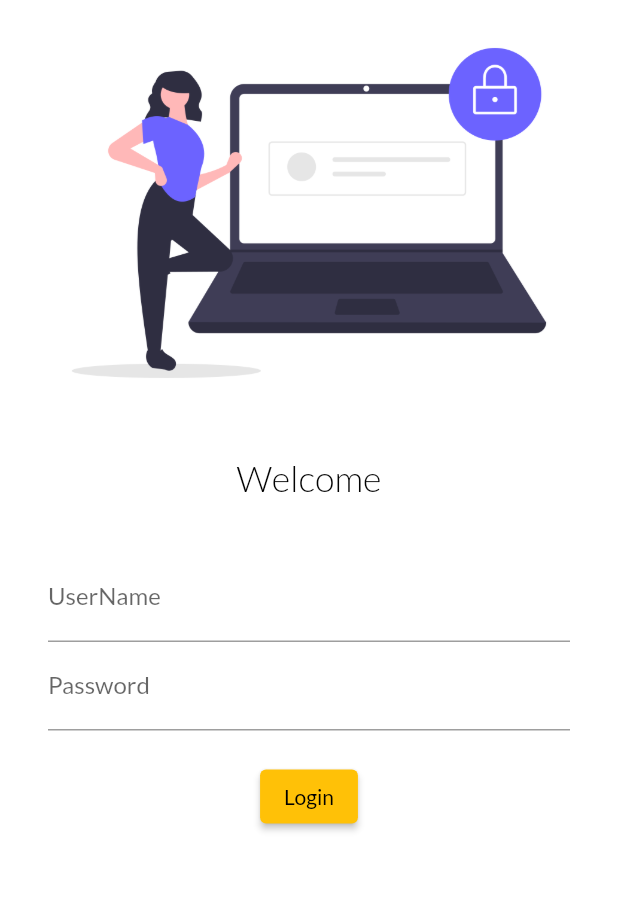
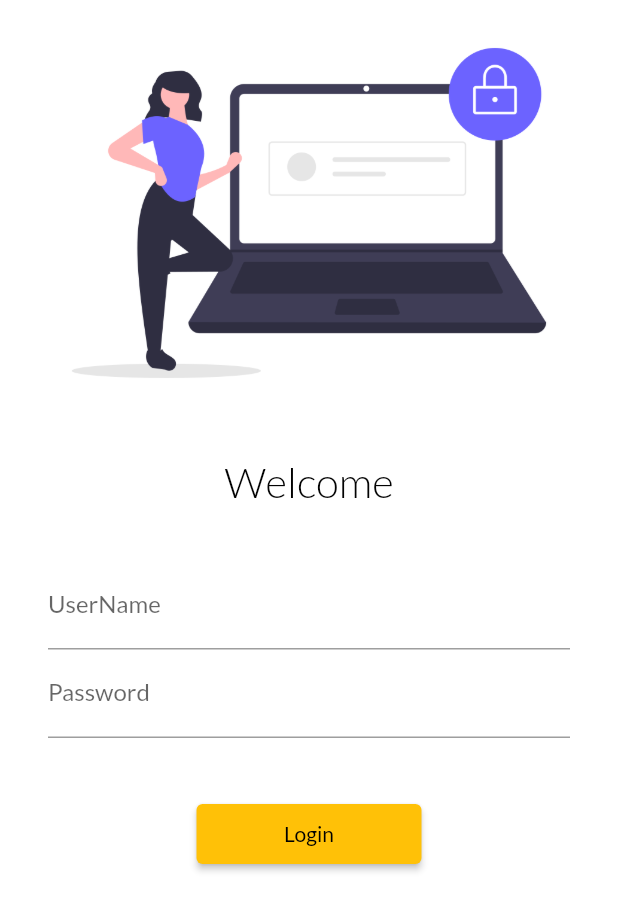
Before and after one commit to ajay6797/cataloge, a Flutter app: the screen it shows after launch, on a phone screen of 412 x 824 dp. Shown: the top 911 px of the screen. Run offline on Flutter 3.47's test engine with Material 2 defaults, Android fonts, the phone set to English and light mode, and no system bars; our stand-ins replace google_fonts.

Commit message:
day 5 complete

```diff
--- a/catalog/lib/main.dart
+++ b/catalog/lib/main.dart
@@ -1,5 +1,6 @@
 import 'package:catalog/pages/hom_page.dart';
 import 'package:catalog/pages/loginPage.dart';
+import 'package:catalog/utils/routes.dart';
 import 'package:flutter/material.dart';
 import 'package:google_fonts/google_fonts.dart';
 import 'package:google_fonts/google_fonts.dart';
@@ -22,8 +23,8 @@ class MyApp extends StatelessWidget {
       //initialRoute: "/home",
       routes: {
         "/": (context) => LoginPage(),
-        "/home": (context) => HomePage(),
-        "/Login": (context) => LoginPage()
+        MyRoutes.HomeRoute: (context) => HomePage(),
+        MyRoutes.loginRoute: (context) => LoginPage()
       },
     );
   }
--- a/catalog/lib/pages/loginPage.dart
+++ b/catalog/lib/pages/loginPage.dart
@@ -1,3 +1,4 @@
+import 'package:catalog/utils/routes.dart';
 import 'package:flutter/material.dart';
 
 class LoginPage extends StatelessWidget {
@@ -7,11 +8,13 @@ class LoginPage extends StatelessWidget {
   Widget build(BuildContext context) {
     return Material(
         color: Colors.white,
+        child: SingleChildScrollView(
           child: Column(
             children: [
               Image.asset(
                 "assets/images/loginImage.png",
                 fit: BoxFit.cover,
+                //  height: 600,
               ),
               SizedBox(
                 height: 20,
@@ -19,7 +22,7 @@ class LoginPage extends StatelessWidget {
               Text(
                 "Welcome",
                 style: TextStyle(
-                  fontSize: 24,
+                    fontSize: 28,
                     color: Color.fromRGBO(2, 2, 2, 1),
                     fontWeight: FontWeight.w300),
               ),
@@ -27,7 +30,8 @@ class LoginPage extends StatelessWidget {
                 height: 20,
               ),
               Padding(
-              padding: const EdgeInsets.symmetric(vertical: 16, horizontal: 32),
+                padding:
+                    const EdgeInsets.symmetric(vertical: 16, horizontal: 32),
                 child: Column(
                   children: [
                     TextFormField(
@@ -40,19 +44,20 @@ class LoginPage extends StatelessWidget {
                           hintText: "Enter Password", labelText: "Password"),
                     ),
                     SizedBox(
-                    height: 20,
+                      height: 40,
                     ),
                     ElevatedButton(
                       onPressed: () {
-                      print("hi ajay");
+                        Navigator.pushNamed(context, MyRoutes.HomeRoute);
                       },
                       child: Text("Login"),
-                    style: TextButton.styleFrom(),
+                      style: TextButton.styleFrom(minimumSize: Size(150, 40)),
                     )
                   ],
                 ),
               )
             ],
+          ),
         ));
   }
 }
--- /dev/null
+++ b/catalog/lib/utils/routes.dart
@@ -0,0 +1,4 @@
+class MyRoutes{
+  static String loginRoute = "/login";
+  static String HomeRoute = "/home";
+}
```
Lines whose indentation alone changed are shown as unchanged.
